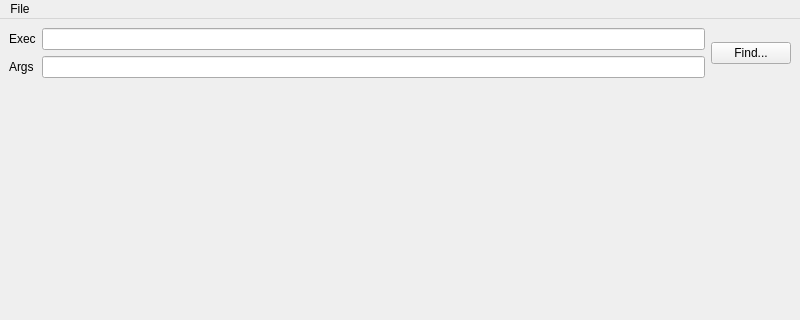
vivainio/Cardinal, file proclauncher.ui: the form before one commit; both pictures show x 0 to 800 and y 0 to 320 of the 800 by 600 pixel window.
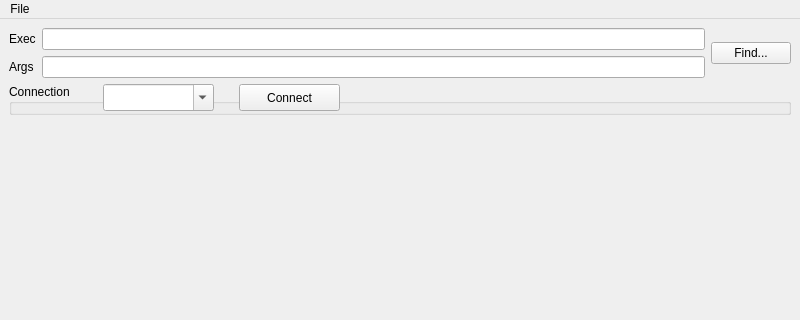
The form after the commit.

```diff
--- a/proclauncher.ui
+++ b/proclauncher.ui
@@ -56,6 +56,45 @@
       </item>
      </layout>
     </item>
+    <item>
+     <widget class="QGroupBox" name="groupBox">
+      <property name="title">
+       <string>Connection</string>
+      </property>
+      <property name="flat">
+       <bool>false</bool>
+      </property>
+      <property name="checkable">
+       <bool>false</bool>
+      </property>
+      <widget class="QPushButton" name="bConnect">
+       <property name="geometry">
+        <rect>
+         <x>230</x>
+         <y>0</y>
+         <width>101</width>
+         <height>27</height>
+        </rect>
+       </property>
+       <property name="text">
+        <string>Connect</string>
+       </property>
+      </widget>
+      <widget class="QComboBox" name="cbHost">
+       <property name="geometry">
+        <rect>
+         <x>94</x>
+         <y>0</y>
+         <width>111</width>
+         <height>27</height>
+        </rect>
+       </property>
+       <property name="editable">
+        <bool>true</bool>
+       </property>
+      </widget>
+     </widget>
+    </item>
     <item>
      <layout class="QVBoxLayout" name="verticalLayout">
       <item>
```
